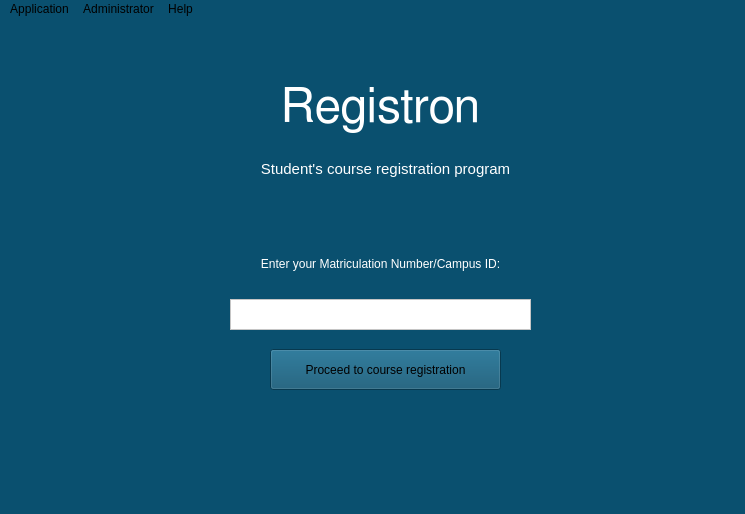
Before: the Qt Designer form mainwindow.ui in josephrexme/registron, drawn with Qt 5.
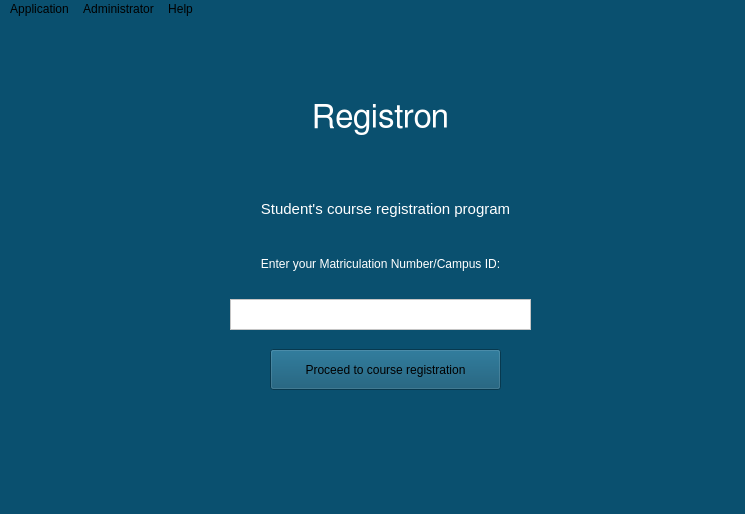
After: the same form once the commit is applied. Icons and pictures are not drawn.

Commit message: Added up proper resource files with pyrcc4

Patch:
```diff
--- a/mainwindow.ui
+++ b/mainwindow.ui
@@ -38,15 +38,15 @@
     <property name="geometry">
      <rect>
       <x>250</x>
-      <y>50</y>
+      <y>20</y>
       <width>261</width>
-      <height>81</height>
+      <height>161</height>
      </rect>
     </property>
     <property name="font">
      <font>
       <family>FreeSans</family>
-      <pointsize>36</pointsize>
+      <pointsize>25</pointsize>
       <weight>50</weight>
       <italic>false</italic>
       <bold>false</bold>
@@ -59,7 +59,7 @@
      <string notr="true">color: white;</string>
     </property>
     <property name="text">
-     <string>&lt;html&gt;&lt;head/&gt;&lt;body&gt;&lt;p&gt;Registron&lt;/p&gt;&lt;/body&gt;&lt;/html&gt;</string>
+     <string>&lt;html&gt;&lt;head/&gt;&lt;body&gt;&lt;p&gt;&lt;img src=&quot;:/images/resources/images/80x80/registron.png&quot;/&gt;&lt;/p&gt;&lt;p&gt;Registron&lt;/p&gt;&lt;/body&gt;&lt;/html&gt;</string>
     </property>
     <property name="alignment">
      <set>Qt::AlignCenter</set>
@@ -69,7 +69,7 @@
     <property name="geometry">
      <rect>
       <x>220</x>
-      <y>140</y>
+      <y>180</y>
       <width>331</width>
       <height>20</height>
      </rect>
```
Left out of the diff: 4 changed lines with no effect on the pictures. The commit also changes 13 other files.
